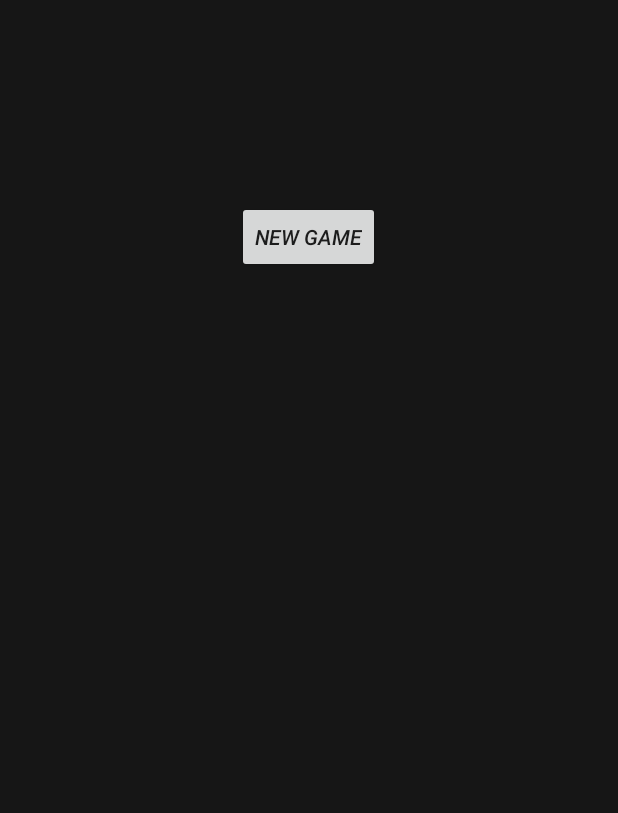
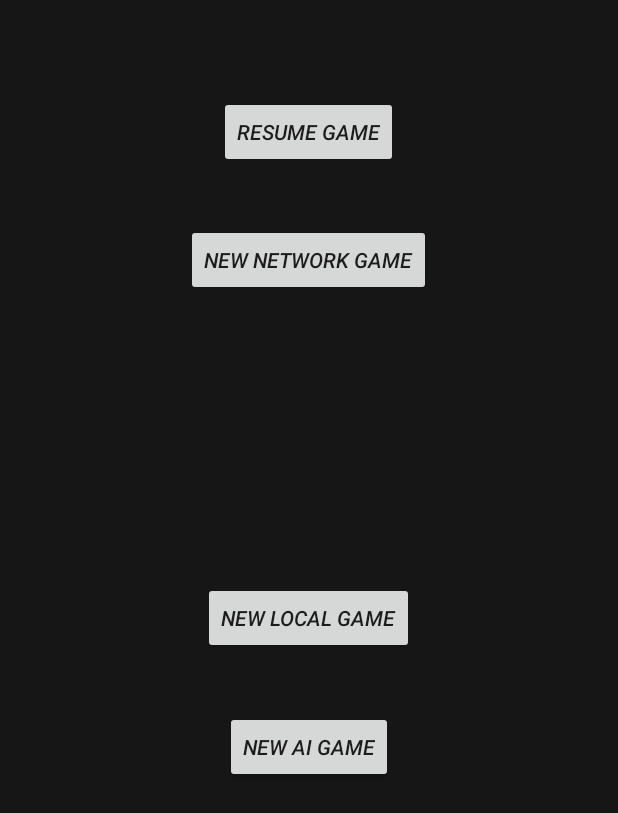
Before and after one commit to cschlisner/Terminal-Chess, an Android app: the screen it shows after launch (Menu before the commit, MenuActivity after it), on a phone screen of 412 x 824 dp. Shown: the top 813 px of the screen. Run offline under Robolectric (Android 15) with nearby library versions, the phone set to English and light mode, and no system bars.

Commit message:
Added different modes, board switches orientation when playing local,

```diff
--- a/app/src/main/java/net/schlisner/terminalchess/Menu.java
+++ /dev/null
@@ -1,29 +0,0 @@
-package net.schlisner.terminalchess;
-
-import android.content.Intent;
-import android.support.v7.app.ActionBar;
-import android.support.v7.app.AppCompatActivity;
-import android.os.Bundle;
-import android.view.View;
-import android.widget.Button;
-
-public class Menu extends AppCompatActivity {
-
-    @Override
-    protected void onCreate(Bundle savedInstanceState) {
-        super.onCreate(savedInstanceState);
-
-        ActionBar actionBar = getSupportActionBar();
-        actionBar.hide();
-
-        setContentView(R.layout.activity_menu);
-
-        Button newGameBtn = (Button) this.findViewById(R.id.newGameButton);
-
-    }
-
-    public void startNewGame(View view){
-        Intent intent = new Intent(this, Game.class).putExtra("FRESH_MEMES", "new");
-        startActivity(intent);
-    }
-}
--- a/app/src/main/res/layout/activity_menu.xml
+++ b/app/src/main/res/layout/activity_menu.xml
@@ -4,18 +4,50 @@
     android:layout_height="match_parent" android:paddingLeft="@dimen/activity_horizontal_margin"
     android:paddingRight="@dimen/activity_horizontal_margin"
     android:paddingTop="@dimen/activity_vertical_margin"
-    android:paddingBottom="@dimen/activity_vertical_margin" tools:context=".Menu"
+    android:paddingBottom="@dimen/activity_vertical_margin" tools:context=".MenuActivity"
     android:background="#161616">
 
     <Button
         android:layout_width="wrap_content"
         android:layout_height="wrap_content"
-        android:text="New Game"
+        android:text="Resume Game"
         android:id="@+id/newGameButton"
+        android:layout_marginTop="48dp"
+        android:textStyle="italic"
         android:layout_alignParentTop="true"
         android:layout_centerHorizontal="true"
-        android:layout_marginTop="118dp"
+        android:onClick="resumeGame" />
+
+    <Button
+        android:layout_width="wrap_content"
+        android:layout_height="wrap_content"
+        android:text="New Network Game"
+        android:id="@+id/button3"
         android:textStyle="italic"
-        android:onClick="startNewGame" />
+        android:onClick="startNewNetworkGame"
+        android:layout_marginTop="37dp"
+        android:layout_below="@+id/newGameButton"
+        android:layout_centerHorizontal="true" />
+
+    <Button
+        android:layout_width="wrap_content"
+        android:layout_height="wrap_content"
+        android:text="New Local Game"
+        android:id="@+id/button2"
+        android:textStyle="italic"
+        android:onClick="startNewLocalGame"
+        android:layout_centerVertical="true"
+        android:layout_centerHorizontal="true" />
+
+    <Button
+        android:layout_width="wrap_content"
+        android:layout_height="wrap_content"
+        android:text="New AI Game"
+        android:id="@+id/button"
+        android:layout_marginTop="38dp"
+        android:textStyle="italic"
+        android:onClick="startNewAIGame"
+        android:layout_below="@+id/button2"
+        android:layout_centerHorizontal="true" />
 
 </RelativeLayout>
--- a/app/src/main/res/values/dimens.xml
+++ b/app/src/main/res/values/dimens.xml
@@ -2,4 +2,5 @@
     <!-- Default screen margins, per the Android Design guidelines. -->
     <dimen name="activity_horizontal_margin">16dp</dimen>
     <dimen name="activity_vertical_margin">16dp</dimen>
+    <dimen name="fab_margin">16dp</dimen>
 </resources>
--- a/app/src/main/res/values/strings.xml
+++ b/app/src/main/res/values/strings.xml
@@ -1,3 +1,4 @@
 <resources>
     <string name="app_name">Terminal Chess</string>
+    <string name="title_activity_main">MainActivity</string>
 </resources>
--- a/build.gradle
+++ b/build.gradle
@@ -5,7 +5,7 @@ buildscript {
         jcenter()
     }
     dependencies {
-        classpath 'com.android.tools.build:gradle:2.1.2'
+        classpath 'com.android.tools.build:gradle:2.3.1'
 
         // NOTE: Do not place your application dependencies here; they belong
         // in the individual module build.gradle files
```
Also changed, not shown: app/build.gradle (+5 -4 lines), app/src/main/AndroidManifest.xml (+4 -6 lines), app/src/main/java/net/schlisner/terminalchess/BoardView.java (+18 -7 lines), app/src/main/java/net/schlisner/terminalchess/Game.java (deleted, +0 -95 lines), app/src/main/java/net/schlisner/terminalchess/GameActivity.java (added, +173 -0 lines), app/src/main/java/net/schlisner/terminalchess/MenuActivity.java (added, +41 -0 lines), app/src/main/java/net/schlisner/terminalchess/TileDisplay.java (+6 -2 lines), app/src/main/res/layout/activity_game.xml (+13 -1 lines), app/src/main/res/values/styles.xml (+9 -0 lines), gradle/wrapper/gradle-wrapper.properties, 1 other file.
